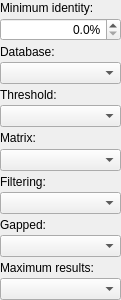
This is src/corelibs/U2View/src/ov_sequence/Das/ui/DasBlastSettingsWidget.ui in violethaze74/ugene as Qt 5 draws it before an edit. The edited form follows.
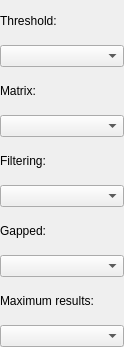
This is the edited form.

Patch:
```diff
--- a/src/corelibs/U2View/src/ov_sequence/Das/ui/DasBlastSettingsWidget.ui
+++ b/src/corelibs/U2View/src/ov_sequence/Das/ui/DasBlastSettingsWidget.ui
@@ -6,8 +6,8 @@
    <rect>
     <x>0</x>
     <y>0</y>
-    <width>121</width>
-    <height>300</height>
+    <width>124</width>
+    <height>347</height>
    </rect>
   </property>
   <property name="sizePolicy">
@@ -26,64 +26,15 @@
    <property name="margin">
     <number>0</number>
    </property>
-   <item>
-    <widget class="QLabel" name="minimumIdentityLabel">
-     <property name="text">
-      <string>Minimum identity:</string>
-     </property>
-    </widget>
-   </item>
-   <item>
-    <widget class="QDoubleSpinBox" name="minimumIdentityDoubleSpinBox">
-     <property name="sizePolicy">
-      <sizepolicy hsizetype="MinimumExpanding" vsizetype="Fixed">
-       <horstretch>0</horstretch>
-       <verstretch>0</verstretch>
-      </sizepolicy>
-     </property>
-     <property name="minimumSize">
-      <size>
-       <width>1</width>
-       <height>0</height>
-      </size>
-     </property>
-     <property name="alignment">
-      <set>Qt::AlignRight|Qt::AlignTrailing|Qt::AlignVCenter</set>
-     </property>
-     <property name="suffix">
-      <string>%</string>
-     </property>
-     <property name="decimals">
-      <number>1</number>
-     </property>
-    </widget>
-   </item>
-   <item>
-    <widget class="QLabel" name="databaseLabel">
-     <property name="text">
-      <string>Database:</string>
-     </property>
-    </widget>
-   </item>
-   <item>
-    <widget class="QComboBox" name="databaseComboBox">
-     <property name="sizePolicy">
-      <sizepolicy hsizetype="MinimumExpanding" vsizetype="Fixed">
-       <horstretch>0</horstretch>
-       <verstretch>0</verstretch>
-      </sizepolicy>
-     </property>
-     <property name="minimumSize">
-      <size>
-       <width>1</width>
-       <height>0</height>
-      </size>
-     </property>
-     <property name="sizeAdjustPolicy">
-      <enum>QComboBox::AdjustToMinimumContentsLength</enum>
-     </property>
-    </widget>
-   </item>
+   <property name="topMargin">
+    <number>0</number>
+   </property>
+   <property name="rightMargin">
+    <number>0</number>
+   </property>
+   <property name="bottomMargin">
+    <number>0</number>
+   </property>
    <item>
     <widget class="QLabel" name="thresholdLabel">
      <property name="text">
```
Left out of the diff: 2 changed lines with no effect on the pictures.
